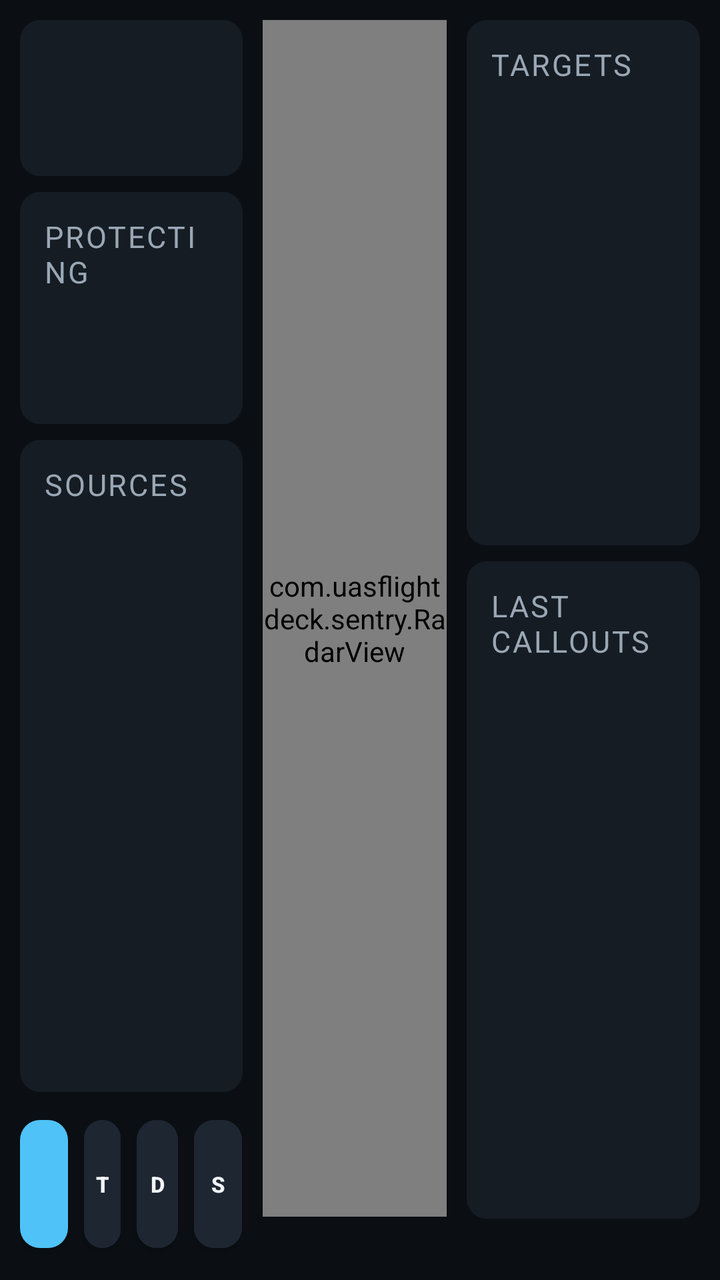
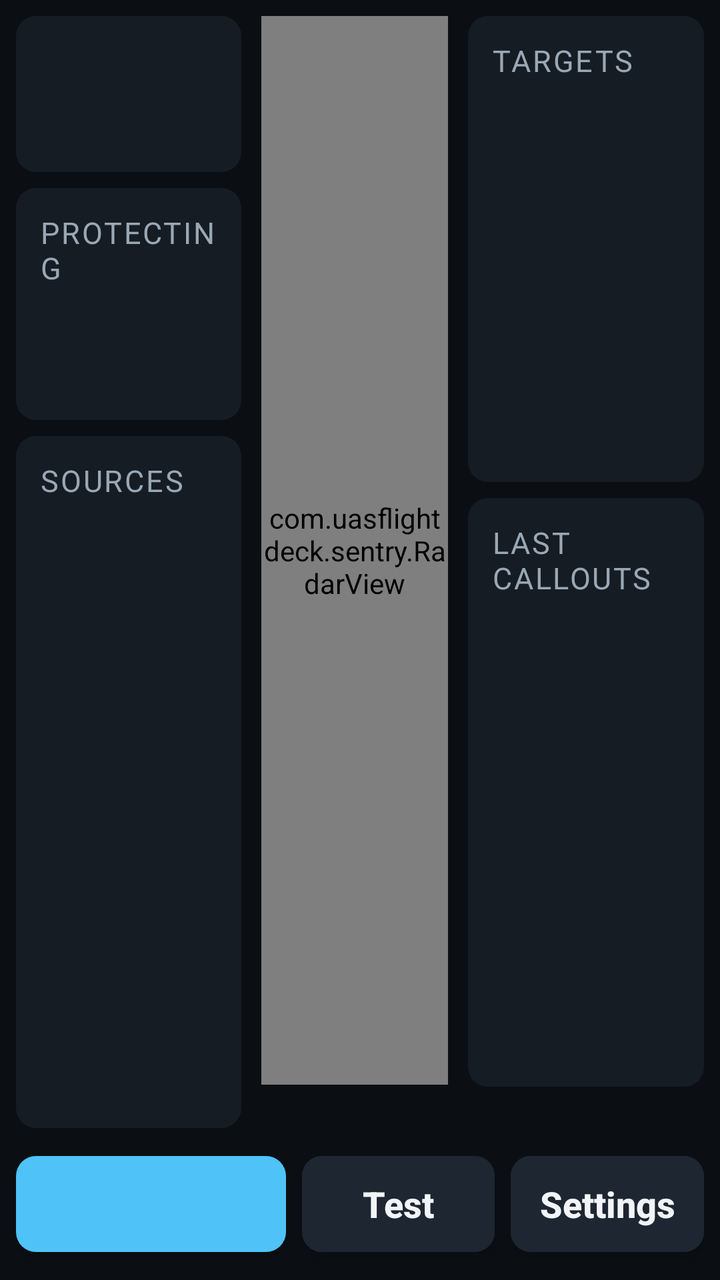

An Android layout rendered at two revisions. The XML below is the earlier revision; the diff shows what the commit changed to produce the second picture.
<!-- AndroidManifest.xml: application theme Theme.Sentry -->
<!-- res/layout/activity_main.xml -->
<?xml version="1.0" encoding="utf-8"?>
<LinearLayout xmlns:android="http://schemas.android.com/apk/res/android"
    xmlns:app="http://schemas.android.com/apk/res-auto"
    android:layout_width="match_parent"
    android:layout_height="match_parent"
    android:background="@color/bg"
    android:orientation="horizontal"
    android:padding="10dp">

    
    <LinearLayout
        android:id="@+id/colLeft"
        android:layout_width="0dp"
        android:layout_height="match_parent"
        android:layout_weight="1.15"
        android:orientation="vertical">

        <TextView
            android:id="@+id/banner"
            android:layout_width="match_parent"
            android:layout_height="wrap_content"
            android:background="@drawable/panel_bg"
            android:gravity="center_vertical"
            android:minHeight="78dp"
            android:paddingHorizontal="14dp"
            android:paddingVertical="8dp"
            android:textColor="@color/bg"
            android:textSize="28sp"
            android:textStyle="bold" />

        <ProgressBar
            android:id="@+id/replayProgress"
            style="?android:attr/progressBarStyleHorizontal"
            android:layout_width="match_parent"
            android:layout_height="8dp"
            android:layout_marginTop="4dp"
            android:max="1000"
            android:progressTint="@color/replay"
            android:visibility="gone" />

        <TextView
            android:id="@+id/updateBanner"
            android:layout_width="match_parent"
            android:layout_height="wrap_content"
            android:layout_marginTop="6dp"
            android:background="@drawable/panel_bg"
            android:paddingHorizontal="14dp"
            android:paddingVertical="8dp"
            android:textColor="@color/caution"
            android:textSize="17sp"
            android:textStyle="bold"
            android:visibility="gone" />

        <LinearLayout
            android:id="@+id/dronePanel"
            style="@style/Sentry.Panel"
            android:layout_width="match_parent"
            android:layout_height="wrap_content"
            android:layout_marginTop="8dp"
            android:orientation="vertical">
            <TextView android:id="@+id/droneLabel" style="@style/Sentry.Label" android:layout_width="wrap_content" android:layout_height="wrap_content" android:text="Protecting" />
            <TextView android:id="@+id/drone" style="@style/Sentry.Value" android:layout_width="match_parent" android:layout_height="wrap_content" android:textSize="24sp" android:textStyle="bold" />
            <TextView android:id="@+id/droneDetail" android:layout_width="match_parent" android:layout_height="wrap_content" android:textColor="@color/dim" android:textSize="16sp" />
        </LinearLayout>

        <LinearLayout
            android:id="@+id/sourcesPanel"
            style="@style/Sentry.Panel"
            android:layout_width="match_parent"
            android:layout_height="0dp"
            android:layout_marginTop="8dp"
            android:layout_weight="1"
            android:orientation="vertical">
            <TextView android:id="@+id/sourcesLabel" style="@style/Sentry.Label" android:layout_width="wrap_content" android:layout_height="wrap_content" android:text="Sources" />
            <TextView android:id="@+id/sources" android:layout_width="match_parent" android:layout_height="wrap_content" android:fontFamily="monospace" android:textSize="16sp" android:lineSpacingExtra="4dp" />
        </LinearLayout>

        
        <LinearLayout
            android:id="@+id/buttonBox"
            android:layout_width="match_parent"
            android:layout_height="wrap_content"
            android:layout_marginTop="8dp"
            android:orientation="vertical">
        <LinearLayout
            android:id="@+id/buttonRow"
            android:layout_width="match_parent"
            android:layout_height="wrap_content"
            android:baselineAligned="false"
            android:orientation="horizontal">
            <com.google.android.material.button.MaterialButton
                android:id="@+id/btnArm"
                style="@style/Sentry.Button"
                app:autoSizeTextType="uniform"
                app:autoSizeMinTextSize="11sp"
                app:autoSizeMaxTextSize="20sp"
                app:autoSizeStepGranularity="1sp"
                android:layout_width="0dp"
                android:layout_height="76dp"
                android:layout_weight="1.05"
                android:textSize="20sp" />
            <com.google.android.material.button.MaterialButton
                android:id="@+id/btnTest"
                style="@style/Sentry.Button"
                app:autoSizeTextType="uniform"
                app:autoSizeMinTextSize="11sp"
                app:autoSizeMaxTextSize="16sp"
                app:autoSizeStepGranularity="1sp"
                android:layout_width="0dp"
                android:layout_height="76dp"
                android:layout_marginStart="8dp"
                android:layout_weight="0.8"
                android:backgroundTint="@color/panel2"
                android:text="Test"
                android:textSize="16sp"
                android:textColor="@color/ink" />
            <com.google.android.material.button.MaterialButton
                android:id="@+id/btnPick"
                style="@style/Sentry.Button"
                app:autoSizeTextType="uniform"
                app:autoSizeMinTextSize="11sp"
                app:autoSizeMaxTextSize="16sp"
                app:autoSizeStepGranularity="1sp"
                android:layout_width="0dp"
                android:layout_height="76dp"
                android:layout_marginStart="8dp"
                android:layout_weight="0.9"
                android:backgroundTint="@color/panel2"
                android:text="Drone…"
                android:textSize="16sp"
                android:textColor="@color/ink" />
            <com.google.android.material.button.MaterialButton
                android:id="@+id/btnSettings"
                style="@style/Sentry.Button"
                app:autoSizeTextType="uniform"
                app:autoSizeMinTextSize="11sp"
                app:autoSizeMaxTextSize="16sp"
                app:autoSizeStepGranularity="1sp"
                android:layout_width="0dp"
                android:layout_height="76dp"
                android:layout_marginStart="8dp"
                android:layout_weight="1.05"
                android:backgroundTint="@color/panel2"
                android:text="Settings"
                android:textSize="16sp"
                android:textColor="@color/ink" />
        </LinearLayout>
        </LinearLayout>
    </LinearLayout>

    
    <LinearLayout
        android:id="@+id/colCentre"
        android:layout_width="0dp"
        android:layout_height="match_parent"
        android:layout_marginStart="10dp"
        android:layout_weight="0.95"
        android:gravity="center_horizontal"
        android:orientation="vertical">
        <com.uasflightdeck.sentry.RadarView
            android:id="@+id/radar"
            android:layout_width="match_parent"
            android:layout_height="0dp"
            android:layout_weight="1" />
        <TextView
            android:id="@+id/zones"
            android:layout_width="match_parent"
            android:layout_height="wrap_content"
            android:gravity="center"
            android:textColor="@color/dim"
            android:textSize="16sp" />
    </LinearLayout>

    
    <LinearLayout
        android:id="@+id/colRight"
        android:layout_width="0dp"
        android:layout_height="match_parent"
        android:layout_marginStart="10dp"
        android:layout_weight="1.2"
        android:orientation="vertical">
        <LinearLayout
            style="@style/Sentry.Panel"
            android:layout_width="match_parent"
            android:layout_height="0dp"
            android:layout_weight="1"
            android:orientation="vertical">
            <TextView android:id="@+id/targetsLabel" style="@style/Sentry.Label" android:layout_width="wrap_content" android:layout_height="wrap_content" android:text="Targets" />
            <TextView android:id="@+id/targets" android:layout_width="match_parent" android:layout_height="wrap_content" android:fontFamily="monospace" android:textSize="15sp" android:lineSpacingExtra="3dp" />
        </LinearLayout>
        <LinearLayout
            style="@style/Sentry.Panel"
            android:layout_width="match_parent"
            android:layout_height="0dp"
            android:layout_marginTop="8dp"
            android:layout_weight="1.25"
            android:orientation="vertical">
            <TextView android:id="@+id/calloutsLabel" style="@style/Sentry.Label" android:layout_width="wrap_content" android:layout_height="wrap_content" android:text="Last callouts" />
            <TextView android:id="@+id/callouts" android:layout_width="match_parent" android:layout_height="wrap_content" android:textSize="16sp" android:lineSpacingExtra="4dp" />
        </LinearLayout>
        <TextView
            android:id="@+id/log"
            android:layout_width="match_parent"
            android:layout_height="wrap_content"
            android:layout_marginTop="6dp"
            android:fontFamily="monospace"
            android:maxLines="4"
            android:textColor="@color/dim"
            android:textSize="11sp" />
    </LinearLayout>
</LinearLayout>
<!-- resources referenced by this layout -->
<resources>
  <color name="bg">#0B0F14</color>
  <color name="caution">#FFC400</color>
  <color name="dim">#9AA7B4</color>
  <color name="ink">#F2F5F8</color>
  <color name="panel2">#1D2631</color>
  <color name="replay">#B388FF</color>
  <!-- drawable panel_bg (drawable) -->
  <shape xmlns:android="http://schemas.android.com/apk/res/android">
      <solid android:color="@color/panel" />
      <corners android:radius="10dp" />
  </shape>
  <style name="Sentry.Button" parent="Widget.MaterialComponents.Button">
          <item name="android:textSize">18sp</item>
          <item name="android:minHeight">64dp</item>
          <item name="cornerRadius">10dp</item>
          <item name="android:textStyle">bold</item>
          <item name="android:textAllCaps">false</item>
          <item name="android:maxLines">1</item>
          <item name="android:paddingStart">6dp</item>
          <item name="android:letterSpacing">0</item>
          <item name="android:paddingEnd">6dp</item>
      </style>
  <style name="Sentry.Label" parent="">
          <item name="android:textColor">@color/dim</item>
          <item name="android:textSize">15sp</item>
          <item name="android:textAllCaps">true</item>
          <item name="android:letterSpacing">0.06</item>
      </style>
  <style name="Sentry.Panel" parent="">
          <item name="android:background">@drawable/panel_bg</item>
          <item name="android:padding">12dp</item>
      </style>
  <style name="Sentry.Value" parent="">
          <item name="android:textColor">@color/ink</item>
          <item name="android:textSize">20sp</item>
      </style>
  <style name="Theme.Sentry" parent="Theme.MaterialComponents.NoActionBar">
          <item name="colorPrimary">@color/advisory</item>
          <item name="colorOnPrimary">@color/bg</item>
          <item name="colorSecondary">@color/ok</item>
          <item name="android:windowBackground">@color/bg</item>
          <item name="android:statusBarColor">@color/bg</item>
          <item name="android:navigationBarColor">@color/bg</item>
          <item name="android:textColorPrimary">@color/ink</item>
          <item name="android:textColorSecondary">@color/dim</item>
          <item name="android:textColor">@color/ink</item>
      </style>
  <color name="panel">#151C24</color>
  <color name="advisory">#4FC3F7</color>
  <color name="ok">#3DDC84</color>
</resources>

<!-- the commit's change to res/layout/activity_main.xml (unified diff, before → after) -->
@@ -4,208 +4,221 @@
     android:layout_width="match_parent"
     android:layout_height="match_parent"
     android:background="@color/bg"
-    android:orientation="horizontal"
-    android:padding="10dp">
+    android:orientation="vertical"
+    android:padding="8dp">
+
+    <LinearLayout
+        android:layout_width="match_parent"
+        android:layout_height="0dp"
+        android:layout_weight="1"
+        android:baselineAligned="false"
+        android:orientation="horizontal">
+
+        
+        <ScrollView
+            android:id="@+id/colLeft"
+            android:layout_width="0dp"
+            android:layout_height="match_parent"
+            android:layout_weight="1.15"
+            android:fadeScrollbars="false"
+            android:fillViewport="true"
+            android:scrollbarStyle="outsideOverlay">
+            <LinearLayout
+                android:id="@+id/colLeftInner"
+                android:layout_width="match_parent"
+                android:layout_height="wrap_content"
+                android:orientation="vertical">
+
+                <TextView
+                    android:id="@+id/banner"
+                    android:layout_width="match_parent"
+                    android:layout_height="wrap_content"
+                    android:background="@drawable/panel_bg"
+                    android:gravity="center_vertical"
+                    android:minHeight="78dp"
+                    android:paddingHorizontal="14dp"
+                    android:paddingVertical="8dp"
+                    android:textColor="@color/bg"
+                    android:textSize="28sp"
+                    android:textStyle="bold" />
+
+                <ProgressBar
+                    android:id="@+id/replayProgress"
+                    style="?android:attr/progressBarStyleHorizontal"
+                    android:layout_width="match_parent"
+                    android:layout_height="8dp"
+                    android:layout_marginTop="4dp"
+                    android:max="1000"
+                    android:progressTint="@color/replay"
+                    android:visibility="gone" />
+
+                <TextView
+                    android:id="@+id/updateBanner"
+                    android:layout_width="match_parent"
+                    android:layout_height="wrap_content"
+                    android:layout_marginTop="6dp"
+                    android:background="@drawable/panel_bg"
+                    android:paddingHorizontal="14dp"
+                    android:paddingVertical="8dp"
+                    android:textColor="@color/caution"
+                    android:textSize="17sp"
+                    android:textStyle="bold"
+                    android:visibility="gone" />
+
+                <LinearLayout
+                    android:id="@+id/dronePanel"
+                    style="@style/Sentry.Panel"
+                    android:layout_width="match_parent"
+                    android:layout_height="wrap_content"
+                    android:layout_marginTop="8dp"
+                    android:orientation="vertical">
+                    <TextView android:id="@+id/droneLabel" style="@style/Sentry.Label" android:layout_width="wrap_content" android:layout_height="wrap_content" android:text="Protecting" />
+                    <TextView android:id="@+id/drone" style="@style/Sentry.Value" android:layout_width="match_parent" android:layout_height="wrap_content" android:textSize="24sp" android:textStyle="bold" />
+                    <TextView android:id="@+id/droneDetail" android:layout_width="match_parent" android:layout_height="wrap_content" android:textColor="@color/dim" android:textSize="16sp" />
+                </LinearLayout>
+
+                <LinearLayout
+                    android:id="@+id/sourcesPanel"
+                    style="@style/Sentry.Panel"
+                    android:layout_width="match_parent"
+                    android:layout_height="wrap_content"
+                    android:layout_marginTop="8dp"
+                    android:layout_weight="1"
+                    android:orientation="vertical">
+                    <TextView android:id="@+id/sourcesLabel" style="@style/Sentry.Label" android:layout_width="wrap_content" android:layout_height="wrap_content" android:text="Sources" />
+                    <TextView android:id="@+id/sources" android:layout_width="match_parent" android:layout_height="wrap_content" android:fontFamily="monospace" android:textSize="16sp" android:lineSpacingExtra="4dp" />
+                </LinearLayout>
+            </LinearLayout>
+        </ScrollView>
+
+        
+        <ScrollView
+            android:id="@+id/colCentre"
+            android:layout_width="0dp"
+            android:layout_height="match_parent"
+            android:layout_marginStart="10dp"
+            android:layout_weight="0.95"
+            android:fadeScrollbars="false"
+            android:fillViewport="true"
+            android:scrollbarStyle="outsideOverlay">
+            <LinearLayout
+                android:id="@+id/colCentreInner"
+                android:layout_width="match_parent"
+                android:layout_height="wrap_content"
+                android:gravity="center_horizontal"
+                android:orientation="vertical">
+                
+                <com.uasflightdeck.sentry.RadarView
+                    android:id="@+id/radar"
+                    android:layout_width="match_parent"
+                    android:layout_height="wrap_content"
+                    android:layout_weight="1"
+                    android:minHeight="170dp" />
+                <TextView
+                    android:id="@+id/zones"
+                    android:layout_width="match_parent"
+                    android:layout_height="wrap_content"
+                    android:gravity="center"
+                    android:textColor="@color/dim"
+                    android:textSize="16sp" />
+            </LinearLayout>
+        </ScrollView>
+
+        
+        <ScrollView
+            android:id="@+id/colRight"
+            android:layout_width="0dp"
+            android:layout_height="match_parent"
+            android:layout_marginStart="10dp"
+            android:layout_weight="1.2"
+            android:fadeScrollbars="false"
+            android:fillViewport="true"
+            android:scrollbarStyle="outsideOverlay">
+            <LinearLayout
+                android:id="@+id/colRightInner"
+                android:layout_width="match_parent"
+                android:layout_height="wrap_content"
+                android:orientation="vertical">
+                <LinearLayout
+                    style="@style/Sentry.Panel"
+                    android:layout_width="match_parent"
+                    android:layout_height="wrap_content"
+                    android:layout_weight="1"
+                    android:orientation="vertical">
+                    <TextView android:id="@+id/targetsLabel" style="@style/Sentry.Label" android:layout_width="wrap_content" android:layout_height="wrap_content" android:text="Targets" />
+                    <TextView android:id="@+id/targets" android:layout_width="match_parent" android:layout_height="wrap_content" android:fontFamily="monospace" android:textSize="15sp" android:lineSpacingExtra="3dp" />
+                </LinearLayout>
+                <LinearLayout
+                    style="@style/Sentry.Panel"
+                    android:layout_width="match_parent"
+                    android:layout_height="wrap_content"
+                    android:layout_marginTop="8dp"
+                    android:layout_weight="1.25"
+                    android:orientation="vertical">
+                    <TextView android:id="@+id/calloutsLabel" style="@style/Sentry.Label" android:layout_width="wrap_content" android:layout_height="wrap_content" android:text="Last callouts" />
+                    <TextView android:id="@+id/callouts" android:layout_width="match_parent" android:layout_height="wrap_content" android:textSize="16sp" android:lineSpacingExtra="4dp" />
+                </LinearLayout>
+                <TextView
+                    android:id="@+id/log"
+                    android:layout_width="match_parent"
+                    android:layout_height="wrap_content"
+                    android:layout_marginTop="6dp"
+                    android:fontFamily="monospace"
+                    android:maxLines="4"
+                    android:textColor="@color/dim"
+                    android:textSize="11sp" />
+            </LinearLayout>
+        </ScrollView>
+    </LinearLayout>
 
     
     <LinearLayout
-        android:id="@+id/colLeft"
-        android:layout_width="0dp"
-        android:layout_height="match_parent"
-        android:layout_weight="1.15"
-        android:orientation="vertical">
-
-        <TextView
-            android:id="@+id/banner"
-            android:layout_width="match_parent"
-            android:layout_height="wrap_content"
-            android:background="@drawable/panel_bg"
-            android:gravity="center_vertical"
-            android:minHeight="78dp"
-            android:paddingHorizontal="14dp"
-            android:paddingVertical="8dp"
-            android:textColor="@color/bg"
-            android:textSize="28sp"
-            android:textStyle="bold" />
-
-        <ProgressBar
-            android:id="@+id/replayProgress"
-            style="?android:attr/progressBarStyleHorizontal"
-            android:layout_width="match_parent"
-            android:layout_height="8dp"
-            android:layout_marginTop="4dp"
-            android:max="1000"
-            android:progressTint="@color/replay"
-            android:visibility="gone" />
-
-        <TextView
-            android:id="@+id/updateBanner"
-            android:layout_width="match_parent"
-            android:layout_height="wrap_content"
-            android:layout_marginTop="6dp"
-            android:background="@drawable/panel_bg"
-            android:paddingHorizontal="14dp"
-            android:paddingVertical="8dp"
-            android:textColor="@color/caution"
-            android:textSize="17sp"
-            android:textStyle="bold"
-            android:visibility="gone" />
-
-        <LinearLayout
-            android:id="@+id/dronePanel"
-            style="@style/Sentry.Panel"
-            android:layout_width="match_parent"
-            android:layout_height="wrap_content"
-            android:layout_marginTop="8dp"
-            android:orientation="vertical">
-            <TextView android:id="@+id/droneLabel" style="@style/Sentry.Label" android:layout_width="wrap_content" android:layout_height="wrap_content" android:text="Protecting" />
-            <TextView android:id="@+id/drone" style="@style/Sentry.Value" android:layout_width="match_parent" android:layout_height="wrap_content" android:textSize="24sp" android:textStyle="bold" />
-            <TextView android:id="@+id/droneDetail" android:layout_width="match_parent" android:layout_height="wrap_content" android:textColor="@color/dim" android:textSize="16sp" />
-        </LinearLayout>
-
-        <LinearLayout
-            android:id="@+id/sourcesPanel"
-            style="@style/Sentry.Panel"
-            android:layout_width="match_parent"
-            android:layout_height="0dp"
-            android:layout_marginTop="8dp"
+        android:id="@+id/buttonRow"
+        android:layout_width="match_parent"
+        android:layout_height="wrap_content"
+        android:layout_marginTop="8dp"
+        android:baselineAligned="false"
+        android:orientation="horizontal">
+        <com.google.android.material.button.MaterialButton
+            android:id="@+id/btnArm"
+            style="@style/Sentry.Button"
+            app:autoSizeTextType="uniform"
+            app:autoSizeMinTextSize="11sp"
+            app:autoSizeMaxTextSize="20sp"
+            app:autoSizeStepGranularity="1sp"
+            android:layout_width="0dp"
+            android:layout_height="60dp"
+            android:layout_weight="1.4"
+            android:textSize="20sp" />
+        <com.google.android.material.button.MaterialButton
+            android:id="@+id/btnTest"
+            style="@style/Sentry.Button"
+            app:autoSizeTextType="uniform"
+            app:autoSizeMinTextSize="11sp"
+            app:autoSizeMaxTextSize="18sp"
+            app:autoSizeStepGranularity="1sp"
+            android:layout_width="0dp"
+            android:layout_height="60dp"
+            android:layout_marginStart="8dp"
             android:layout_weight="1"
-            android:orientation="vertical">
-            <TextView android:id="@+id/sourcesLabel" style="@style/Sentry.Label" android:layout_width="wrap_content" android:layout_height="wrap_content" android:text="Sources" />
-            <TextView android:id="@+id/sources" android:layout_width="match_parent" android:layout_height="wrap_content" android:fontFamily="monospace" android:textSize="16sp" android:lineSpacingExtra="4dp" />
-        </LinearLayout>
-
-        
-        <LinearLayout
-            android:id="@+id/buttonBox"
-            android:layout_width="match_parent"
-            android:layout_height="wrap_content"
-            android:layout_marginTop="8dp"
-            android:orientation="vertical">
-        <LinearLayout
-            android:id="@+id/buttonRow"
-            android:layout_width="match_parent"
-            android:layout_height="wrap_content"
-            android:baselineAligned="false"
-            android:orientation="horizontal">
-            <com.google.android.material.button.MaterialButton
-                android:id="@+id/btnArm"
-                style="@style/Sentry.Button"
-                app:autoSizeTextType="uniform"
-                app:autoSizeMinTextSize="11sp"
-                app:autoSizeMaxTextSize="20sp"
-                app:autoSizeStepGranularity="1sp"
-                android:layout_width="0dp"
-                android:layout_height="76dp"
-                android:layout_weight="1.05"
-                android:textSize="20sp" />
-            <com.google.android.material.button.MaterialButton
-                android:id="@+id/btnTest"
-                style="@style/Sentry.Button"
-                app:autoSizeTextType="uniform"
-                app:autoSizeMinTextSize="11sp"
-                app:autoSizeMaxTextSize="16sp"
-                app:autoSizeStepGranularity="1sp"
-                android:layout_width="0dp"
-                android:layout_height="76dp"
-                android:layout_marginStart="8dp"
-                android:layout_weight="0.8"
-                android:backgroundTint="@color/panel2"
-                android:text="Test"
-                android:textSize="16sp"
-                android:textColor="@color/ink" />
-            <com.google.android.material.button.MaterialButton
-                android:id="@+id/btnPick"
-                style="@style/Sentry.Button"
-                app:autoSizeTextType="uniform"
-                app:autoSizeMinTextSize="11sp"
-                app:autoSizeMaxTextSize="16sp"
-                app:autoSizeStepGranularity="1sp"
-                android:layout_width="0dp"
-                android:layout_height="76dp"
-                android:layout_marginStart="8dp"
-                android:layout_weight="0.9"
-                android:backgroundTint="@color/panel2"
-                android:text="Drone…"
-                android:textSize="16sp"
-                android:textColor="@color/ink" />
-            <com.google.android.material.button.MaterialButton
-                android:id="@+id/btnSettings"
-                style="@style/Sentry.Button"
-                app:autoSizeTextType="uniform"
-                app:autoSizeMinTextSize="11sp"
-                app:autoSizeMaxTextSize="16sp"
-                app:autoSizeStepGranularity="1sp"
-                android:layout_width="0dp"
-                android:layout_height="76dp"
-                android:layout_marginStart="8dp"
-                android:layout_weight="1.05"
-                android:backgroundTint="@color/panel2"
-                android:text="Settings"
-                android:textSize="16sp"
-                android:textColor="@color/ink" />
-        </LinearLayout>
-        </LinearLayout>
-    </LinearLayout>
-
-    
-    <LinearLayout
-        android:id="@+id/colCentre"
-        android:layout_width="0dp"
-        android:layout_height="match_parent"
-        android:layout_marginStart="10dp"
-        android:layout_weight="0.95"
-        android:gravity="center_horizontal"
-        android:orientation="vertical">
-        <com.uasflightdeck.sentry.RadarView
-            android:id="@+id/radar"
-            android:layout_width="match_parent"
-            android:layout_height="0dp"
-            android:layout_weight="1" />
-        <TextView
-            android:id="@+id/zones"
-            android:layout_width="match_parent"
-            android:layout_height="wrap_content"
-            android:gravity="center"
-            android:textColor="@color/dim"
-            android:textSize="16sp" />
-    </LinearLayout>
-
-    
-    <LinearLayout
-        android:id="@+id/colRight"
-        android:layout_width="0dp"
-        android:layout_height="match_parent"
-        android:layout_marginStart="10dp"
-        android:layout_weight="1.2"
-        android:orientation="vertical">
-        <LinearLayout
-            style="@style/Sentry.Panel"
-            android:layout_width="match_parent"
-            android:layout_height="0dp"
+            android:backgroundTint="@color/panel2"
+            android:text="Test"
+            android:textColor="@color/ink"
+            android:textSize="18sp" />
+        <com.google.android.material.button.MaterialButton
+            android:id="@+id/btnSettings"
+            style="@style/Sentry.Button"
+            app:autoSizeTextType="uniform"
+            app:autoSizeMinTextSize="11sp"
+            app:autoSizeMaxTextSize="18sp"
+            app:autoSizeStepGranularity="1sp"
+            android:layout_width="0dp"
+            android:layout_height="60dp"
+            android:layout_marginStart="8dp"
             android:layout_weight="1"
-            android:orientation="vertical">
-            <TextView android:id="@+id/targetsLabel" style="@style/Sentry.Label" android:layout_width="wrap_content" android:layout_height="wrap_content" android:text="Targets" />
-            <TextView android:id="@+id/targets" android:layout_width="match_parent" android:layout_height="wrap_content" android:fontFamily="monospace" android:textSize="15sp" android:lineSpacingExtra="3dp" />
-        </LinearLayout>
-        <LinearLayout
-            style="@style/Sentry.Panel"
-            android:layout_width="match_parent"
-            android:layout_height="0dp"
-            android:layout_marginTop="8dp"
-            android:layout_weight="1.25"
-            android:orientation="vertical">
-            <TextView android:id="@+id/calloutsLabel" style="@style/Sentry.Label" android:layout_width="wrap_content" android:layout_height="wrap_content" android:text="Last callouts" />
-            <TextView android:id="@+id/callouts" android:layout_width="match_parent" android:layout_height="wrap_content" android:textSize="16sp" android:lineSpacingExtra="4dp" />
-        </LinearLayout>
-        <TextView
-            android:id="@+id/log"
-            android:layout_width="match_parent"
-            android:layout_height="wrap_content"
-            android:layout_marginTop="6dp"
-            android:fontFamily="monospace"
-            android:maxLines="4"
-            android:textColor="@color/dim"
-            android:textSize="11sp" />
+            android:backgroundTint="@color/panel2"
+            android:text="Settings"
+            android:textColor="@color/ink"
+            android:textSize="18sp" />
     </LinearLayout>
 </LinearLayout>
